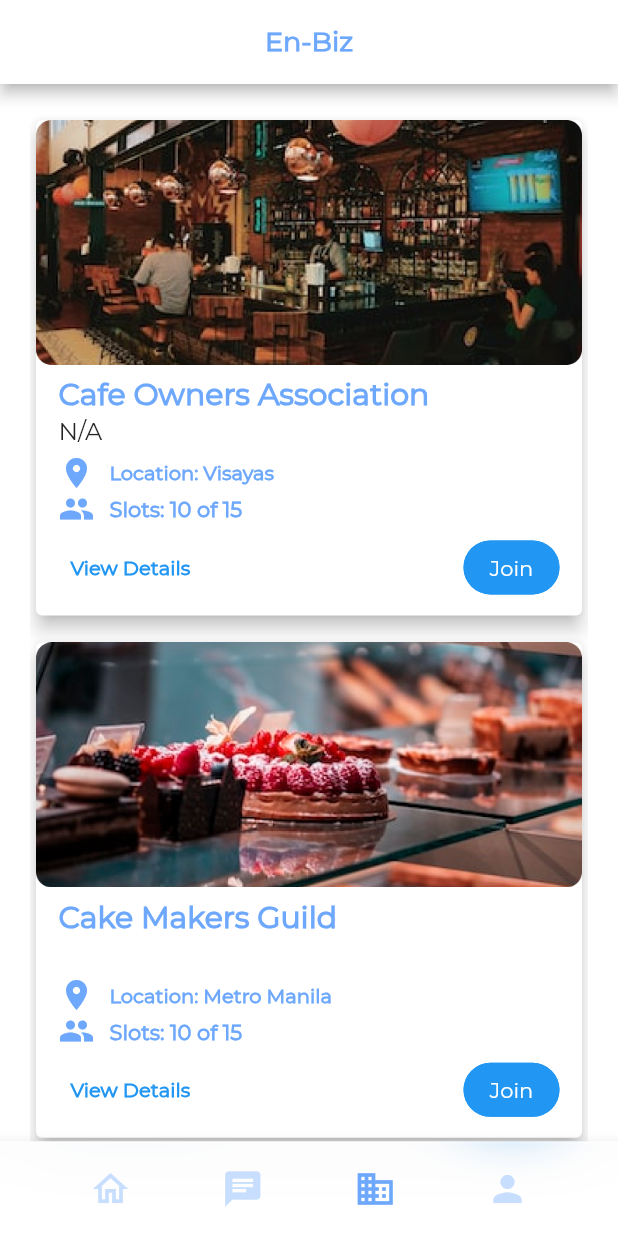
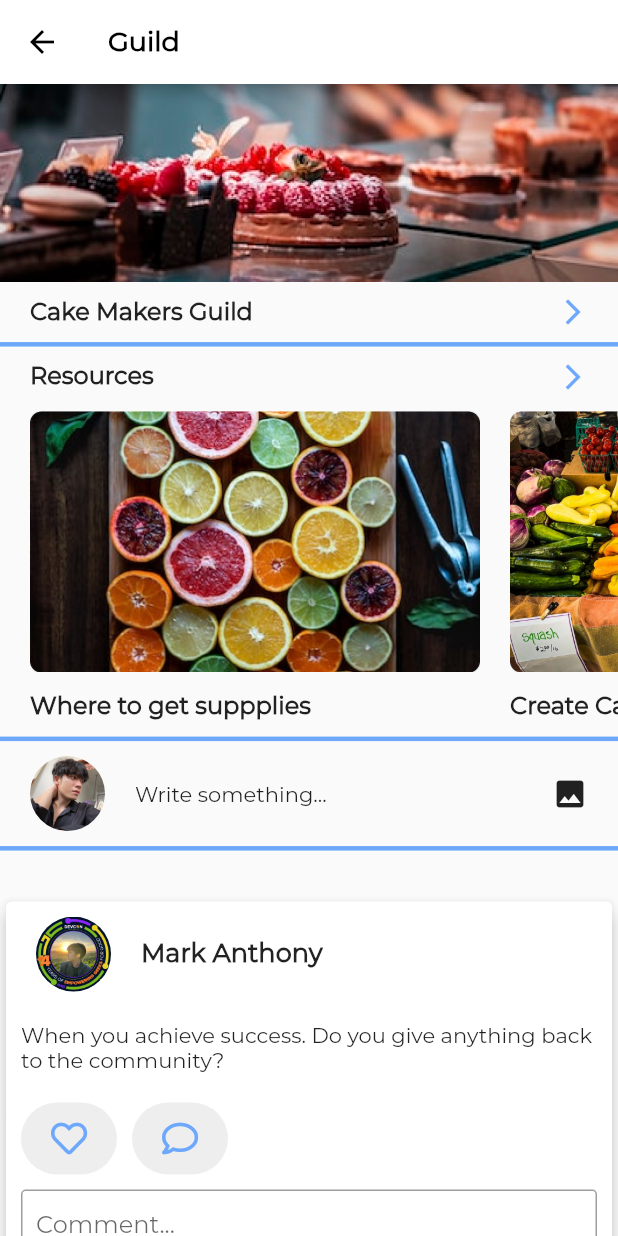
Before and after one commit to Novarix-PH/en_hack, a Flutter app: the screen it shows after launch, item 3 of the bottom bar chosen, after a tap on "Join", on a phone screen of 412 x 824 dp. Run offline on Flutter 3.47's test engine with Material 2 defaults, Android fonts, the phone set to English and light mode, and no system bars; our stand-ins replace carousel_slider, font_awesome_flutter.

Commit message:
- build: guild

```diff
--- a/lib/config/constants.dart
+++ b/lib/config/constants.dart
@@ -1,10 +1,11 @@
 import 'package:en_hack/screens/business_association/association_tab.dart';
+import 'package:en_hack/screens/chat/chat_tab.dart';
 import 'package:en_hack/screens/home/home_tab.dart';
 import 'package:flutter/material.dart';
 
 const screens = [
   HomeTab(),
-  _TemporaryScreen(),
+  ChatTab(),
   BusinessAssociationTab(),
   _TemporaryScreen(),
 ];
--- a/lib/screens/business_association/association_tab.dart
+++ b/lib/screens/business_association/association_tab.dart
@@ -1,4 +1,5 @@
 import 'package:en_hack/config/themes.dart';
+import 'package:en_hack/screens/business_association/guild/guild_screen.dart';
 import 'package:flutter/material.dart';
 
 class BusinessAssociationTab extends StatefulWidget {
@@ -24,7 +25,12 @@ class _BusinessAssociationTabState extends State<BusinessAssociationTab> {
               imagePath: "assets/images/business_association/bus_assoc_pic_1.png",
               location: "Visayas",
               funcViewDetail: () {
-                // Navigator.pushNamed(context, ViewDetailElevateScreen.routeName);
+                Navigator.push(
+                  context,
+                  MaterialPageRoute(
+                    builder: (context) => const GuildScreen(),
+                  ),
+                );
               },
             ),
             _CardBusinessAssociation(
@@ -34,7 +40,6 @@ class _BusinessAssociationTabState extends State<BusinessAssociationTab> {
               imagePath: "assets/images/business_association/bus_assoc_pic_2.png",
               location: "Metro Manila",
               funcViewDetail: () {
-                // Navigator.pushNamed(context, ViewDetailElevateScreen.routeName);
               },
             ),
             const SizedBox(height: 20.0),
@@ -123,7 +128,7 @@ class _CardBusinessAssociation extends StatelessWidget {
                     mainAxisAlignment: MainAxisAlignment.spaceBetween,
                     children: [
                       TextButton(
-                        onPressed: () => funcViewDetail!(),
+                        onPressed: () {},
                         child: Text(
                           "View Details",
                           style: TextStyle(
@@ -147,7 +152,7 @@ class _CardBusinessAssociation extends StatelessWidget {
                             color: Colors.white,
                           ),
                         ),
-                        onPressed: () {},
+                        onPressed: () => funcViewDetail!(),
                       )
                     ],
                   )
--- /dev/null
+++ b/lib/screens/business_association/guild/guild_screen.dart
@@ -0,0 +1,294 @@
+import 'package:en_hack/config/themes.dart';
+import 'package:flutter/material.dart';
+import 'package:font_awesome_flutter/font_awesome_flutter.dart';
+
+class GuildScreen extends StatefulWidget {
+  const GuildScreen({Key? key}) : super(key: key);
+
+  @override
+  State<GuildScreen> createState() => _GuildScreenState();
+}
+
+class _GuildScreenState extends State<GuildScreen> {
+  @override
+  Widget build(BuildContext context) {
+    return Scaffold(
+      appBar: AppBar(
+        leading: IconButton(
+          icon: const Icon(
+            Icons.arrow_back,
+            color: Colors.black,
+          ),
+          onPressed: () {
+            Navigator.pop(context);
+          },
+        ),
+        backgroundColor: Colors.white,
+        title: const Text(
+          "Guild",
+          style: TextStyle(
+            color: Colors.black,
+            fontWeight: FontWeight.bold,
+            fontSize: 18.0,
+          ),
+        ),
+      ),
+      body: SingleChildScrollView(
+        child: Column(
+          children: [
+            Image.asset("assets/images/guild/guild_pic_1.png"),
+            const SizedBox(height: 10.0),
+            Container(
+              margin: const EdgeInsets.symmetric(horizontal: 20.0),
+              child: Row(
+                mainAxisAlignment: MainAxisAlignment.spaceBetween,
+                children: [
+                  const Text(
+                    "Cake Makers Guild",
+                    style: TextStyle(fontWeight: FontWeight.w900, fontSize: 16),
+                  ),
+                  const SizedBox(width: 10),
+                  Icon(
+                    Icons.arrow_forward_ios_sharp,
+                    color: ColorConstant.primaryColor,
+                    size: 20.0,
+                  )
+                ],
+              ),
+            ),
+            Container(
+              margin: const EdgeInsets.symmetric(vertical: 10.0),
+              height: 3,
+              color: ColorConstant.primaryColor,
+            ),
+            Container(
+              margin: const EdgeInsets.symmetric(horizontal: 20.0),
+              child: Row(
+                mainAxisAlignment: MainAxisAlignment.spaceBetween,
+                children: [
+                  const Text(
+                    "Resources",
+                    style: TextStyle(fontWeight: FontWeight.w900, fontSize: 16),
+                  ),
+                  Icon(
+                    Icons.arrow_forward_ios_sharp,
+                    color: ColorConstant.primaryColor,
+                    size: 20.0,
+                  )
+                ],
+              ),
+            ),
+            SingleChildScrollView(
+              scrollDirection: Axis.horizontal,
+              child: Row(
+                children: const [
+                  SizedBox(width: 10),
+                  _CardResource(
+                    imageUri: 'assets/images/guild/guild_pic_2.png',
+                    title: 'Where to get suppplies',
+                  ),
+                  _CardResource(
+                    imageUri: 'assets/images/guild/guild_pic_3.png',
+                    title: 'Create Cake Vegetables',
+                  ),
+                  _CardResource(
+                    imageUri: 'assets/images/guild/guild_pic_2.png',
+                    title: 'Where to get suppplies',
+                  ),
+                ],
+              ),
+            ),
+            Container(
+              margin: const EdgeInsets.symmetric(vertical: 10.0),
+              height: 3,
+              color: ColorConstant.primaryColor,
+            ),
+            Row(
+              children: [
+                SizedBox(
+                  width: 90.0,
+                  height: 50.0,
+                  child: CircleAvatar(
+                    backgroundColor: Colors.white,
+                    child: ClipRRect(
+                      borderRadius: BorderRadius.circular(50.0),
+                      child: Image.asset("assets/images/profile/denver.jpg"),
+                    ),
+                  ),
+                ),
+                const Text("Write something..."),
+                const Spacer(),
+                const Icon(Icons.photo),
+                const SizedBox(width: 20.0),
+              ],
+            ),
+            Container(
+              margin: const EdgeInsets.symmetric(vertical: 10.0),
+              height: 3,
+              color: ColorConstant.primaryColor,
+            ),
+            const SizedBox(height: 20.0),
+            const _CardPost(
+              imagePath: "assets/images/profile/mark_anthony.jpg",
+              imagePicPost: "assets/images/guild/guild_pic_2.png",
+              name: "Mark Anthony",
+              post: "When you achieve success. Do you give anything back to the community?",
+            ),
+            const _CardPost(
+              imagePath: "assets/images/profile/jerika.jpg",
+              imagePicPost: "assets/images/guild/guild_pic_2.png",
+              hasPhoto: true,
+              name: "Jerika Cleto",
+              post:
+                  "How can you effectively maintain a work-life balance amidst the demanding and unpredictable nature of your entrepreneurial journey?",
+            ),
+            const _CardPost(
+              imagePath: "assets/images/profile/denver.jpg",
+              imagePicPost: "assets/images/profile/denver.jpg",
+              name: "Denver",
+              post: "What do you guys do to stay motivated after a hug setback?",
+            ),
+          ],
+        ),
+      ),
+    );
+  }
+}
+
+class _CardResource extends StatelessWidget {
+  final String imageUri;
+  final String title;
+
+  const _CardResource({Key? key, required this.imageUri, required this.title}) : super(key: key);
+
+  @override
+  Widget build(BuildContext context) {
+    return Container(
+      margin: const EdgeInsets.symmetric(horizontal: 10.0),
+      child: Column(
+        crossAxisAlignment: CrossAxisAlignment.start,
+        children: [
+          SizedBox(height: 200, width: 300, child: Image.asset(imageUri)),
+          Text(
+            title,
+            style: const TextStyle(
+              fontSize: 16,
+              fontWeight: FontWeight.bold,
+            ),
+          )
+        ],
+      ),
+    );
+  }
+}
+
+class _CardPost extends StatelessWidget {
+  final String name;
+  final String post;
+  final String imagePath;
+  final String imagePicPost;
+  final bool? hasPhoto;
+
+  const _CardPost({
+    this.name = "Name",
+    this.post = "Post",
+    this.imagePath = "",
+    this.imagePicPost = "",
+    this.hasPhoto = false,
+  });
+
+  @override
+  Widget build(BuildContext context) {
+    return Card(
+      elevation: 5.0,
+      child: Column(
+        children: [
+          Container(
+            width: double.infinity,
+            margin: const EdgeInsets.symmetric(horizontal: 0.0, vertical: 10.0),
+            child: Row(
+              children: [
+                SizedBox(
+                  width: 90.0,
+                  height: 50.0,
+                  child: CircleAvatar(
+                    backgroundColor: Colors.white,
+                    child: ClipRRect(
+                      borderRadius: BorderRadius.circular(50.0),
+                      child: Image.asset(imagePath),
+                    ),
+                  ),
+                ),
+                const SizedBox(width: 0.0),
+                Text(
+                  name,
+                  style: const TextStyle(fontWeight: FontWeight.bold, fontSize: 17.0),
+                ),
+              ],
+            ),
+          ),
+          Container(
+              width: double.infinity,
+              margin: const EdgeInsets.symmetric(horizontal: 10.0, vertical: 10.0),
+              child: Text(
+                post,
+                maxLines: null,
+              )),
+          Visibility(
+            visible: hasPhoto ?? false,
+            child: Image.asset(
+              imagePicPost,
+              fit: BoxFit.fill,
+            ),
+          ),
+          const SizedBox(height: 10.0),
+          Row(
+            children: [
+              const SizedBox(width: 10.0),
+              Container(
+                decoration: BoxDecoration(
+                  borderRadius: BorderRadius.circular(30),
+                  color: Colors.grey[200],
+                ),
+                child: TextButton(
+                  child: Icon(FontAwesomeIcons.heart, color: ColorConstant.primaryColor),
+                  onPressed: () {},
+                ),
+              ),
+              const SizedBox(width: 10.0),
+              Container(
+                decoration: BoxDecoration(
+                  borderRadius: BorderRadius.circular(30),
+                  color: Colors.grey[200],
+                ),
+                child: TextButton(
+                  child: Icon(
+                    FontAwesomeIcons.comment,
+                    color: ColorConstant.primaryColor,
+                  ),
+                  onPressed: () {},
+                ),
+              ),
+              const SizedBox(width: 10.0),
+            ],
+          ),
+          Container(
+            margin: const EdgeInsets.symmetric(horizontal: 10.0, vertical: 10.0),
+            child: TextField(
+              decoration: InputDecoration(
+                hintText: "Comment...",
+                contentPadding: const EdgeInsets.symmetric(horizontal: 10.0, vertical: 5.0),
+                enabledBorder: OutlineInputBorder(
+                    borderRadius: BorderRadius.circular(3.0),
+                    borderSide: const BorderSide(color: Colors.grey, width: 1.0, style: BorderStyle.solid)),
+                focusedBorder: OutlineInputBorder(
+                    borderRadius: BorderRadius.circular(3.0),
+                    borderSide: const BorderSide(color: Colors.grey, width: 1.0, style: BorderStyle.solid)),
+              ),
+            ),
+          ),
+        ],
+      ),
+    );
+  }
+}
--- /dev/null
+++ b/lib/screens/chat/chat_tab.dart
@@ -0,0 +1,52 @@
+import 'package:flutter/material.dart';
+
+class ChatTab extends StatefulWidget {
+  const ChatTab({Key? key}) : super(key: key);
+
+  @override
+  State<ChatTab> createState() => _ChatTabState();
+}
+
+class _ChatTabState extends State<ChatTab> with TickerProviderStateMixin {
+  late final TabController _tabController;
+
+  @override
+  void initState() {
+    super.initState();
+    _tabController = TabController(length: 2, vsync: this);
+  }
+
+  @override
+  void dispose() {
+    _tabController.dispose();
+    super.dispose();
+  }
+
+  @override
+  Widget build(BuildContext context) {
+    return Column(
+      children: <Widget>[
+        TabBar(
+          controller: _tabController,
+          tabs:  <Widget>[
+            Container(
+                margin: const EdgeInsets.symmetric(vertical: 10.0),
+                child: const Text("ASK", style: TextStyle(color: Colors.black),)),
+            Container(
+                margin: const EdgeInsets.symmetric(vertical: 10.0),
+                child: const Text("HISTORY", style: TextStyle(color: Colors.black),)),
+          ],
+        ),
+        Expanded(
+          child: TabBarView(
+            controller: _tabController,
+            children:  [
+              Container(),
+              Container(),
+            ],
+          ),
+        ),
+      ],
+    );
+  }
+}
--- a/lib/screens/home/product/product_check_list_screen.dart
+++ b/lib/screens/home/product/product_check_list_screen.dart
@@ -20,7 +20,7 @@ class _ProductCheckListScreenState extends State<ProductCheckListScreen> {
             color: Colors.black,
           ),
           onPressed: () {
-            Navigator.pop(context); // Navigate back when the back arrow is pressed
+            Navigator.pop(context);
           },
         ),
         backgroundColor: Colors.white,
```
Also changed, not shown: pubspec.yaml (+6 -3 lines), assets/images/guild/guild_pic_1.png (added), assets/images/guild/guild_pic_2.png (added), assets/images/guild/guild_pic_3.png (added), assets/images/guild/guild_pic_4.png (added), assets/images/profile/denver.jpg (added), assets/images/profile/jerika.jpg (added), assets/images/profile/mark_anthony.jpg (added).
